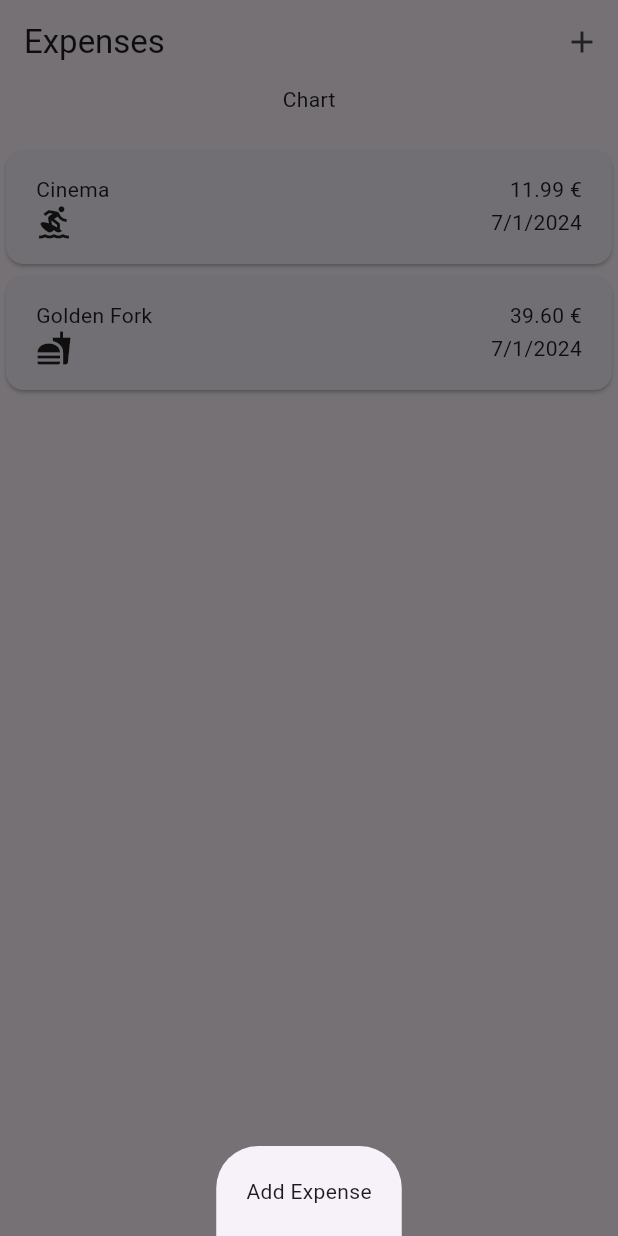
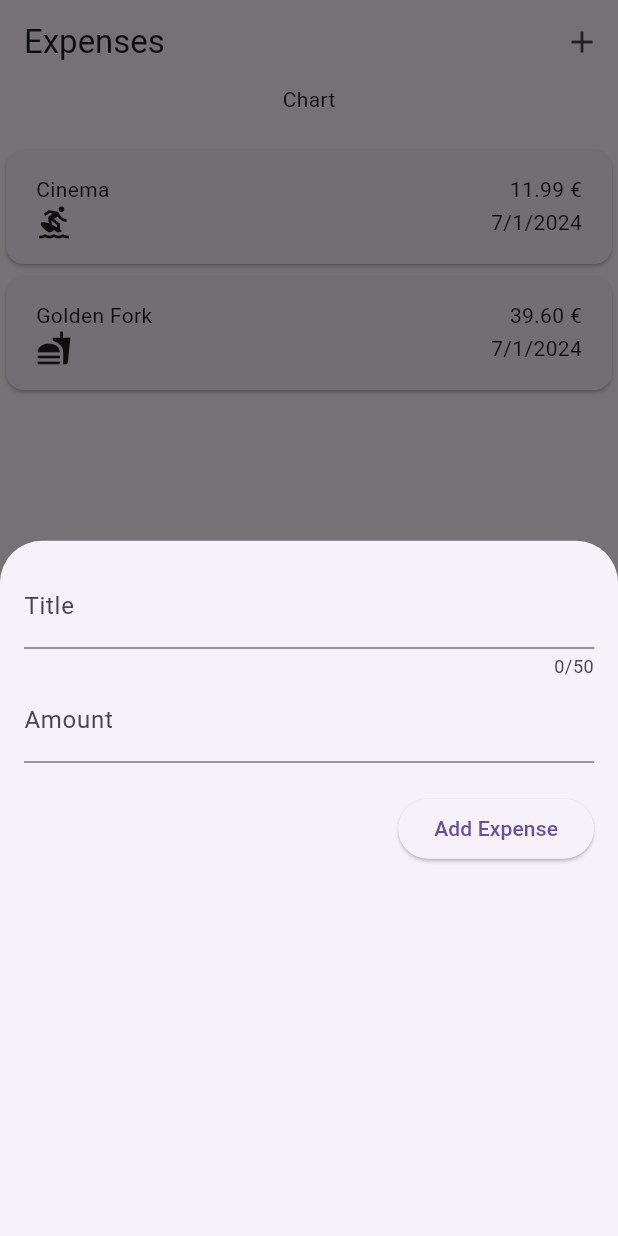
Before and after one commit to BenjaminChoron/expense_tracker, a Flutter app: the screen it shows after launch, after a tap on the "add" icon, on a phone screen of 412 x 824 dp. Run offline on Flutter 3.47's test engine with Material 3 defaults, Android fonts, the phone set to English and light mode, and no system bars.

Commit message:
🚧 Add new expense widget

```diff
--- a/lib/widgets/expenses.dart
+++ b/lib/widgets/expenses.dart
@@ -1,3 +1,4 @@
+import 'package:expense_tracker/widgets/new_expense.dart';
 import 'package:flutter/material.dart';
 
 import 'package:expense_tracker/models/expense.dart';
@@ -30,12 +31,7 @@ class _ExpensesState extends State<Expenses> {
   void _openAddExpenseOverlay() {
     showModalBottomSheet(
       context: context,
-      builder: (context) {
-        return Container(
-          padding: const EdgeInsets.all(20),
-          child: const Text('Add Expense'),
-        );
-      },
+      builder: (context) => const NewExpense(),
     );
   }
 
--- /dev/null
+++ b/lib/widgets/new_expense.dart
@@ -0,0 +1,34 @@
+import 'package:flutter/material.dart';
+
+class NewExpense extends StatefulWidget {
+  const NewExpense({super.key});
+
+  @override
+  State<NewExpense> createState() => _NewExpenseState();
+}
+
+class _NewExpenseState extends State<NewExpense> {
+  @override
+  Widget build(BuildContext context) {
+    return Padding(
+      padding: const EdgeInsets.all(16),
+      child: Column(
+        crossAxisAlignment: CrossAxisAlignment.end,
+        children: [
+          const TextField(
+            maxLength: 50,
+            decoration: InputDecoration(labelText: 'Title'),
+          ),
+          const TextField(
+            decoration: InputDecoration(labelText: 'Amount'),
+          ),
+          const SizedBox(height: 20),
+          ElevatedButton(
+            onPressed: () {},
+            child: const Text('Add Expense'),
+          ),
+        ],
+      ),
+    );
+  }
+}
```
